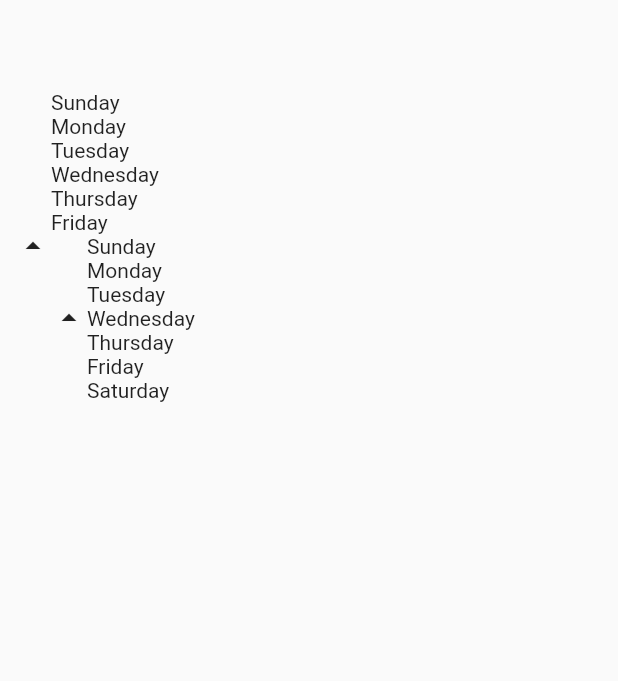
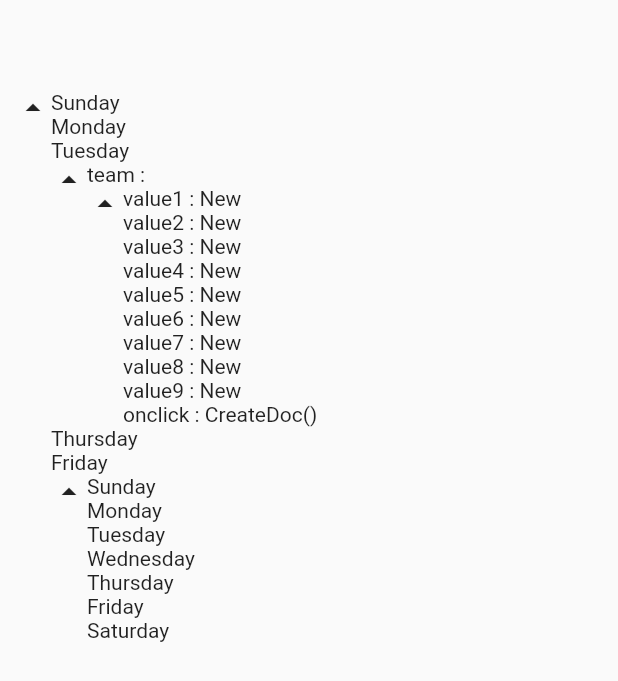
Before and after one commit to Frezyx/flutter_json_view, a Flutter app: the screen it shows after launch, on a phone screen of 412 x 824 dp. Shown: the top 681 px of the screen. Run offline on Flutter 3.47's test engine with Material 2 defaults, Android fonts, the phone set to English and light mode, and no system bars.

Commit message:
Configure ui to display cloase/open icons

```diff
--- a/example/lib/main.dart
+++ b/example/lib/main.dart
@@ -36,7 +36,7 @@ class Home extends StatelessWidget {
             // JsonView.asset('assets/test.json'),
             JsonView.string(
           // '{"team":{"value": "New", "onclick": "CreateDoc()"}}',
-          '["Sunday", "Monday", "Tuesday", "Wednesday", "Thursday", "Friday", ["Sunday", "Monday", "Tuesday", "Wednesday", "Thursday", "Friday", "Saturday"]]',
+          '["Sunday", "Monday", "Tuesday", {"team":{"value1": "New","value2": "New","value3": "New","value4": "New","value5": "New","value6": "New","value7": "New","value8": "New","value9": "New", "onclick": "CreateDoc()"}}, "Thursday", "Friday", ["Sunday", "Monday", "Tuesday", "Wednesday", "Thursday", "Friday", "Saturday"]]',
           // open +
           //     '{"employees":[{"name":"Shyam", "email":"shyamjaiswal@gmail.com"},{"name":"Bob", "email":"bob32@gmail.com"},{"name":"Jai", "email":"jai87@gmail.com"}]},' *
           //         50 +
--- a/lib/src/builders/primitive_builders/list_builder.dart
+++ b/lib/src/builders/primitive_builders/list_builder.dart
@@ -24,6 +24,7 @@ class _JsonListBuilderState extends State<JsonListBuilder> {
   Widget build(BuildContext context) {
     final items = _buildJsonItems();
     return Row(
+      crossAxisAlignment: CrossAxisAlignment.start,
       children: [
         GestureDetector(
           onTap: () => setState(() => isOpened = !isOpened),
--- a/lib/src/builders/primitive_builders/map_builder.dart
+++ b/lib/src/builders/primitive_builders/map_builder.dart
@@ -17,10 +17,23 @@ class JsonMapBuilder extends StatefulWidget {
 }
 
 class _JsonMapBuilderState extends State<JsonMapBuilder> {
-  bool isOpened = false;
+  bool isOpened = true;
 
   @override
   Widget build(BuildContext context) {
+    return Row(
+      crossAxisAlignment: CrossAxisAlignment.start,
+      children: [
+        GestureDetector(
+          onTap: () => setState(() => isOpened = !isOpened),
+          child: Icon(isOpened ? Icons.arrow_drop_up : Icons.arrow_drop_down),
+        ),
+        _buidItem(),
+      ],
+    );
+  }
+
+  Widget _buidItem() {
     if (!isOpened) {
       return const ClosedJsonObjectItem(
         isList: false,
--- a/lib/src/widgets/json_closed_ui_item.dart
+++ b/lib/src/widgets/json_closed_ui_item.dart
@@ -18,6 +18,7 @@ class ClosedJsonObjectItem extends StatelessWidget {
   @override
   Widget build(BuildContext context) {
     return Row(
+      crossAxisAlignment: CrossAxisAlignment.start,
       children: [
         if (keyName != null) Text(keyName ?? ''),
         if (keyName != null) Text(':'),
--- a/lib/src/widgets/json_ui_item.dart
+++ b/lib/src/widgets/json_ui_item.dart
@@ -1,5 +1,6 @@
 import 'package:flutter/material.dart';
 import 'package:json_view/src/builders/builders.dart';
+import 'package:json_view/src/builders/primitive_builders/map_builder.dart';
 import 'package:json_view/src/theme/json_view_theme.dart';
 
 class JsonItem extends StatelessWidget {
@@ -19,12 +20,16 @@ class JsonItem extends StatelessWidget {
 
   @override
   Widget build(BuildContext context) {
+    final valueWidget = _commonBuilder.build();
+    if (valueWidget is JsonMapBuilder) {
+      return Column(
+        crossAxisAlignment: CrossAxisAlignment.start,
+        children: [Text('${entry.key} :'), valueWidget],
+      );
+    }
     return Row(
-      children: [
-        Text(entry.key),
-        const Text(' : '),
-        _commonBuilder.build(),
-      ],
+      crossAxisAlignment: CrossAxisAlignment.start,
+      children: [Text(entry.key), const Text(' : '), valueWidget],
     );
   }
 }
--- a/lib/src/widgets/json_ui_primitive_item.dart
+++ b/lib/src/widgets/json_ui_primitive_item.dart
@@ -11,6 +11,7 @@ class PrimitiveJsonItem extends StatelessWidget {
   @override
   Widget build(BuildContext context) {
     return Row(
+      crossAxisAlignment: CrossAxisAlignment.start,
       children: [
         Text('$jsonObj'),
         // const SizedBox(width: 10),
```
